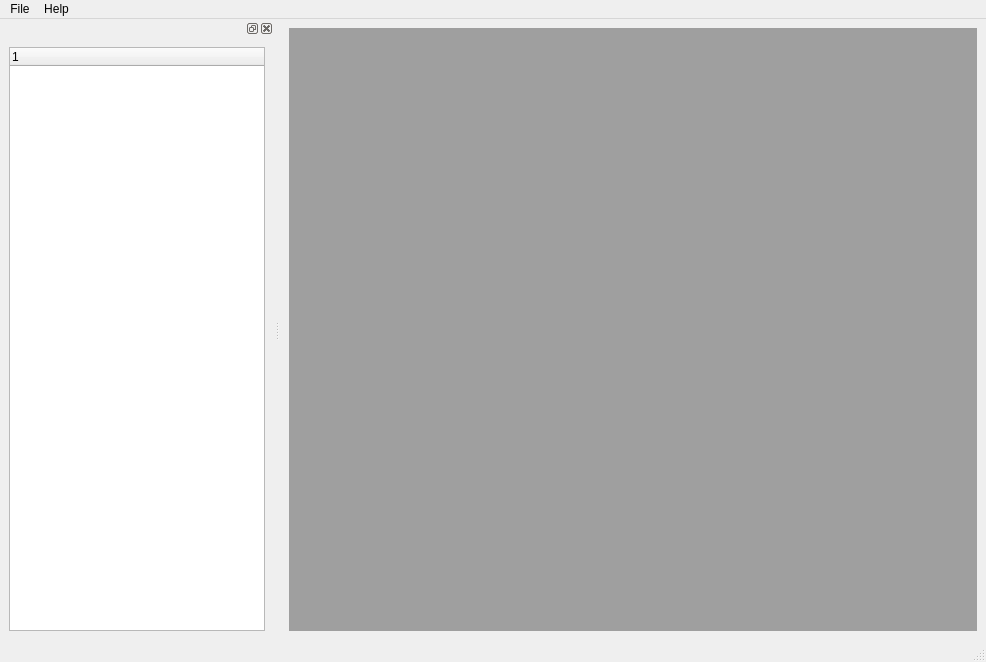
Before: the Qt Designer form ui/main_window.ui in sand74/cli3, drawn with Qt 5.
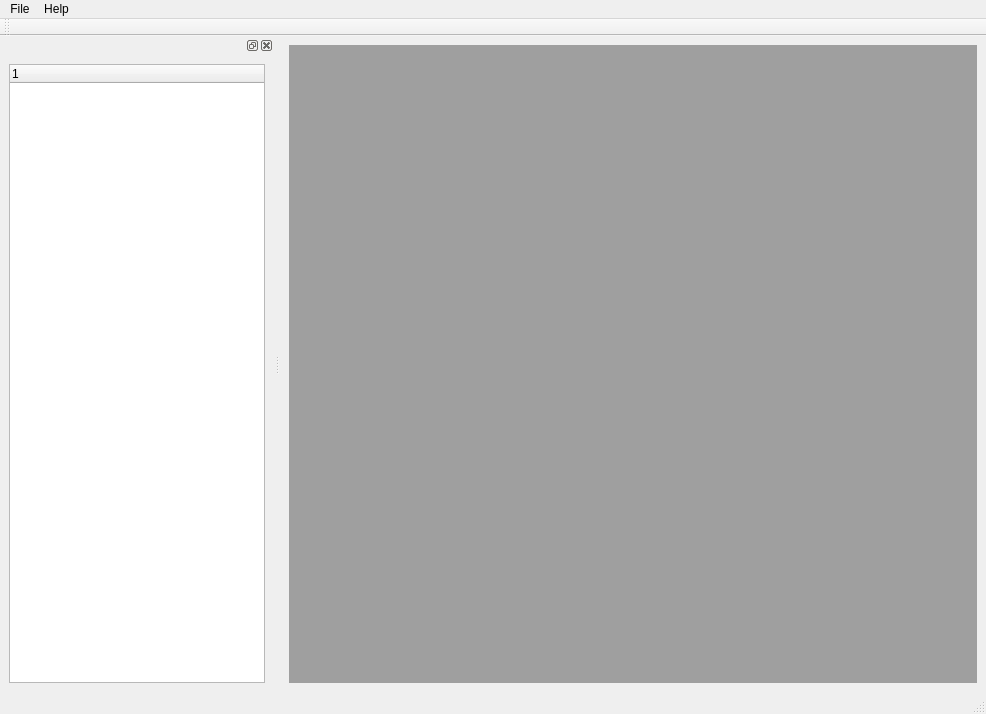
After: the same form once the commit is applied.

Patch:
```diff
--- a/ui/main_window.ui
+++ b/ui/main_window.ui
@@ -7,7 +7,7 @@
     <x>0</x>
     <y>0</y>
     <width>986</width>
-    <height>662</height>
+    <height>714</height>
    </rect>
   </property>
   <property name="windowTitle">
@@ -64,7 +64,19 @@
    <widget class="QWidget" name="dockWidgetContents">
     <layout class="QVBoxLayout" name="verticalLayout_2">
      <item>
-      <widget class="QTreeWidget" name="treeWidget">
+      <widget class="QTreeWidget" name="foldersTreeWidget">
+       <property name="contextMenuPolicy">
+        <enum>Qt::CustomContextMenu</enum>
+       </property>
+       <property name="headerHidden">
+        <bool>false</bool>
+       </property>
+       <property name="columnCount">
+        <number>1</number>
+       </property>
+       <attribute name="headerVisible">
+        <bool>true</bool>
+       </attribute>
        <column>
         <property name="text">
          <string notr="true">1</string>
@@ -75,6 +87,17 @@
     </layout>
    </widget>
   </widget>
+  <widget class="QToolBar" name="toolBar">
+   <property name="windowTitle">
+    <string>toolBar</string>
+   </property>
+   <attribute name="toolBarArea">
+    <enum>TopToolBarArea</enum>
+   </attribute>
+   <attribute name="toolBarBreak">
+    <bool>false</bool>
+   </attribute>
+  </widget>
   <action name="actionSave">
    <property name="text">
     <string>Save</string>
```
